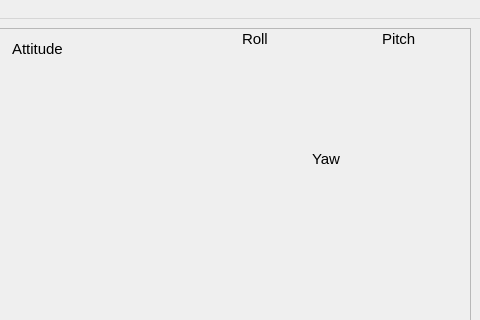
iurobpn/provant-groundstation, file vant3.ui: the form before one commit; both pictures show x 413 to 893 and y 0 to 320 of the 893 by 739 pixel window.
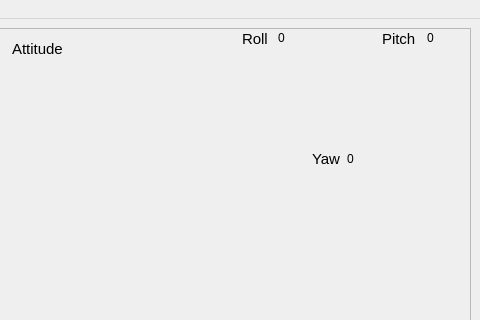
The form after the commit. Custom widgets are drawn as their Qt base class.

Commit message: adicionado texto de rpy na interface

Diff of the .ui file:
```diff
--- a/vant3.ui
+++ b/vant3.ui
@@ -702,6 +702,45 @@
             <string>Yaw</string>
            </property>
           </widget>
+          <widget class="QLabel" name="label_6">
+           <property name="geometry">
+            <rect>
+             <x>376</x>
+             <y>2</y>
+             <width>30</width>
+             <height>16</height>
+            </rect>
+           </property>
+           <property name="text">
+            <string>0</string>
+           </property>
+          </widget>
+          <widget class="QLabel" name="label_7">
+           <property name="geometry">
+            <rect>
+             <x>525</x>
+             <y>2</y>
+             <width>30</width>
+             <height>16</height>
+            </rect>
+           </property>
+           <property name="text">
+            <string>0</string>
+           </property>
+          </widget>
+          <widget class="QLabel" name="label_8">
+           <property name="geometry">
+            <rect>
+             <x>445</x>
+             <y>123</y>
+             <width>30</width>
+             <height>16</height>
+            </rect>
+           </property>
+           <property name="text">
+            <string>0</string>
+           </property>
+          </widget>
          </widget>
         </item>
        </layout>
```
The commit also changes 1 other file.
